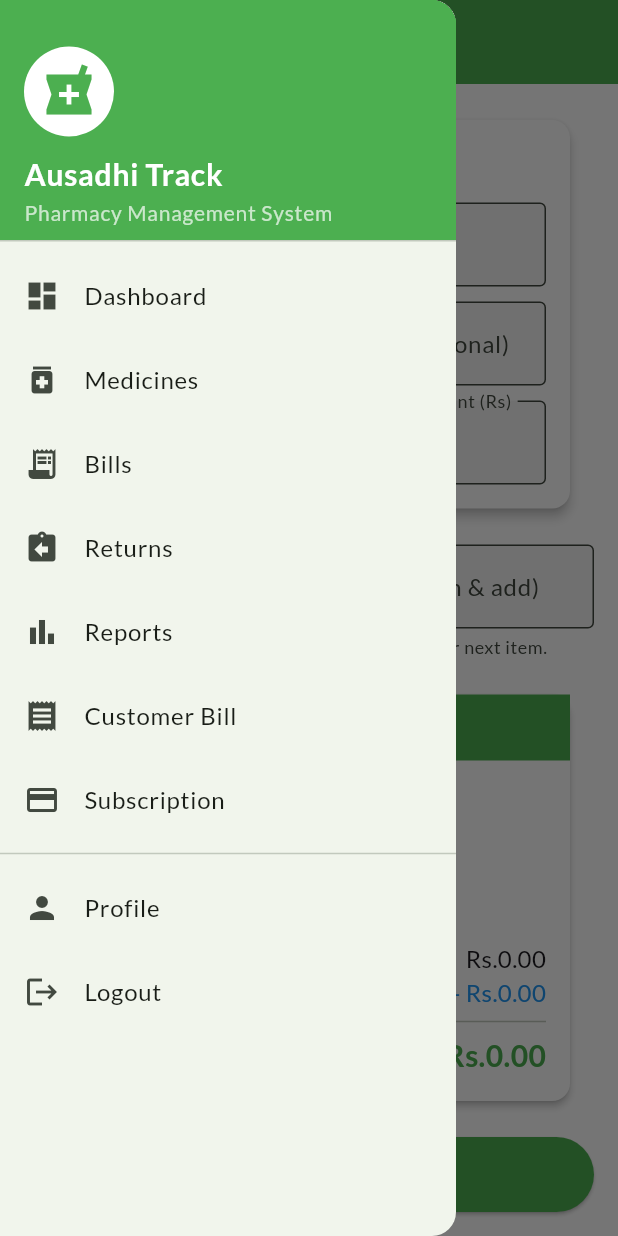
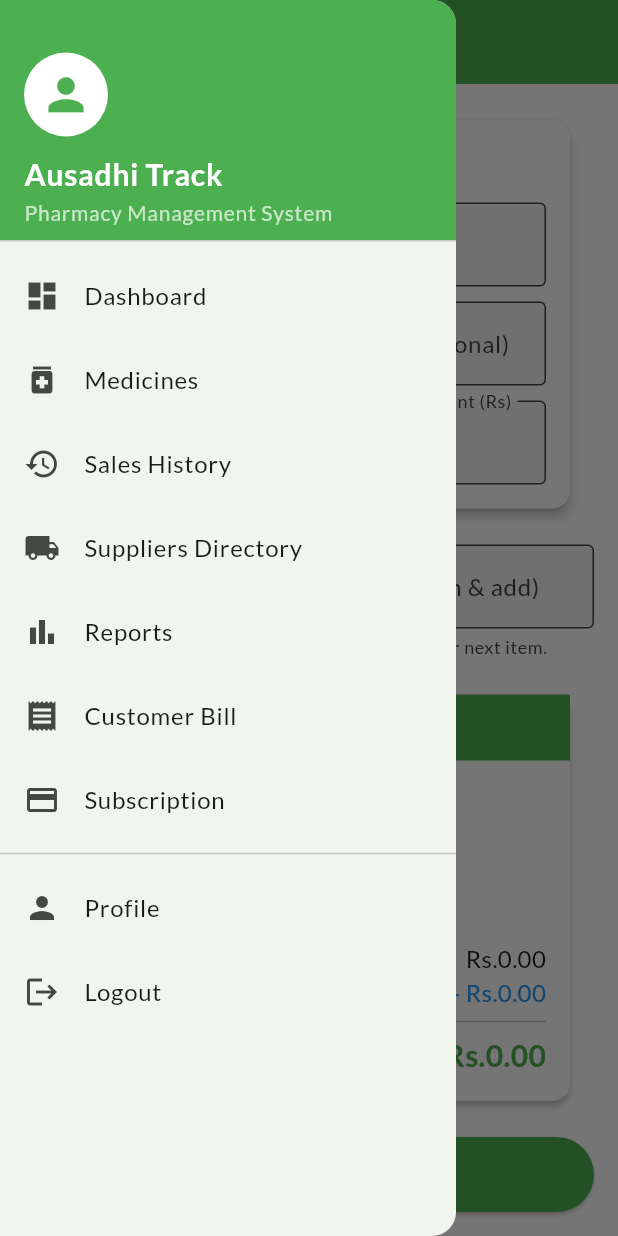
Before and after one commit to raysubash/pharmacy-project, a Flutter app: the CustomerBillScreen screen opened by its route, with the side drawer open, on a phone screen of 412 x 824 dp. Run offline on Flutter 3.47's test engine with Material 3 defaults, Android fonts, the phone set to English and light mode, and no system bars; our stand-ins replace dio, fl_chart, flutter_riverpod, go_router, google_fonts, hive and 5 more; missing offline and left inert: khalti_checkout_flutter, number_to_words_english; accounts and stored records are empty; network calls fail.

Commit message:
feat(widgets): add medicine details sheet, profile avatar icon, and app drawer updates

```diff
--- a/lib/widgets/app_drawer.dart
+++ b/lib/widgets/app_drawer.dart
@@ -8,6 +8,7 @@ import '../utils/theme.dart';
 import '../providers/profile_provider.dart';
 import '../providers/return_provider.dart';
 import '../providers/sale_provider.dart';
+import 'profile_avatar_icon.dart';
 
 class AppDrawer extends ConsumerWidget {
   const AppDrawer({super.key});
@@ -41,14 +42,11 @@ class AppDrawer extends ConsumerWidget {
                   crossAxisAlignment: CrossAxisAlignment.start,
                   mainAxisAlignment: MainAxisAlignment.end,
                   children: [
-                    const CircleAvatar(
-                      radius: 30,
+                    const ProfileAvatarIcon(
+                      radius: 28,
+                      isClickable: false,
+                      iconColor: AppTheme.primaryGreen,
                       backgroundColor: Colors.white,
-                      child: Icon(
-                        Icons.local_pharmacy, // Changed to pharmacy icon
-                        size: 40,
-                        color: AppTheme.primaryGreen,
-                      ),
                     ),
                     const SizedBox(height: 10),
                     Text(
@@ -77,6 +75,7 @@ class AppDrawer extends ConsumerWidget {
             leading: const Icon(Icons.dashboard),
             title: const Text('Dashboard'),
             onTap: () {
+              Navigator.pop(context);
               context.go('/dashboard');
             },
           ),
@@ -84,27 +83,31 @@ class AppDrawer extends ConsumerWidget {
             leading: const Icon(Icons.medication),
             title: const Text('Medicines'),
             onTap: () {
+              Navigator.pop(context);
               context.go('/medicines');
             },
           ),
           ListTile(
-            leading: const Icon(Icons.receipt_long),
-            title: const Text('Bills'),
+            leading: const Icon(Icons.history),
+            title: const Text('Sales History'),
             onTap: () {
+              Navigator.pop(context);
               context.go('/bills');
             },
           ),
           ListTile(
-            leading: const Icon(Icons.assignment_return),
-            title: const Text('Returns'),
+            leading: const Icon(Icons.local_shipping),
+            title: const Text('Suppliers Directory'),
             onTap: () {
-              context.go('/returns');
+              Navigator.pop(context);
+              context.go('/suppliers');
             },
           ),
           ListTile(
             leading: const Icon(Icons.bar_chart),
             title: const Text('Reports'),
             onTap: () {
+              Navigator.pop(context);
               context.go('/reports');
             },
           ),
@@ -112,6 +115,7 @@ class AppDrawer extends ConsumerWidget {
             leading: const Icon(Icons.receipt),
             title: const Text('Customer Bill'),
             onTap: () {
+              Navigator.pop(context);
               context.push('/customer_bill');
             },
           ),
@@ -119,6 +123,7 @@ class AppDrawer extends ConsumerWidget {
             leading: const Icon(Icons.payment),
             title: const Text('Subscription'),
             onTap: () {
+              Navigator.pop(context);
               context.push('/subscription');
             },
           ),
@@ -127,6 +132,7 @@ class AppDrawer extends ConsumerWidget {
             leading: const Icon(Icons.person),
             title: const Text('Profile'),
             onTap: () {
+              Navigator.pop(context);
               context.go('/profile');
             },
           ),
--- /dev/null
+++ b/lib/widgets/profile_avatar_icon.dart
@@ -0,0 +1,75 @@
+import 'dart:io';
+import 'package:flutter/material.dart';
+import 'package:flutter_riverpod/flutter_riverpod.dart';
+import 'package:go_router/go_router.dart';
+import '../providers/profile_provider.dart';
+import '../utils/theme.dart';
+
+ImageProvider? getAvatarImageProvider(String? imagePath) {
+  if (imagePath == null || imagePath.trim().isEmpty) return null;
+  final path = imagePath.trim();
+  if (path.startsWith('http://') || path.startsWith('https://')) {
+    return NetworkImage(path);
+  }
+  try {
+    final file = File(path);
+    if (file.existsSync()) {
+      return FileImage(file);
+    }
+    return FileImage(file);
+  } catch (e) {
+    debugPrint('Error creating FileImage for path $path: $e');
+    return null;
+  }
+}
+
+class ProfileAvatarIcon extends ConsumerWidget {
+  final double radius;
+  final Color? backgroundColor;
+  final Color? iconColor;
+  final bool isClickable;
+
+  const ProfileAvatarIcon({
+    super.key,
+    this.radius = 20, // Prominent size
+    this.backgroundColor,
+    this.iconColor,
+    this.isClickable = true,
+  });
+
+  @override
+  Widget build(BuildContext context, WidgetRef ref) {
+    final profileAsync = ref.watch(profileProvider);
+    final imagePath = profileAsync.value?.profileImagePath;
+    final imageProvider = getAvatarImageProvider(imagePath);
+
+    Widget avatar;
+    if (imageProvider != null) {
+      avatar = CircleAvatar(
+        radius: radius,
+        backgroundColor: Colors.white,
+        backgroundImage: imageProvider,
+      );
+    } else {
+      avatar = CircleAvatar(
+        radius: radius,
+        backgroundColor: backgroundColor ?? AppTheme.primaryGreen.withValues(alpha: 0.15),
+        child: Icon(
+          Icons.person,
+          size: radius * 1.25,
+          color: iconColor ?? AppTheme.primaryGreen,
+        ),
+      );
+    }
+
+    if (!isClickable) return avatar;
+
+    return GestureDetector(
+      onTap: () => context.push('/profile'),
+      child: Padding(
+        padding: const EdgeInsets.only(right: 16.0),
+        child: avatar,
+      ),
+    );
+  }
+}
```
Also changed, not shown: lib/widgets/contact_actions.dart (added, +159 -0 lines), lib/widgets/medicine_details_dialog.dart (added, +477 -0 lines).
